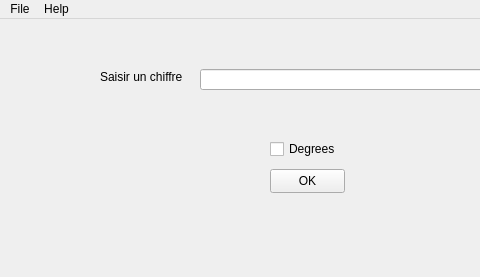
First picture: the form in ui/main.ui, repository cyrilvincent/python-advanced, before the edit; both pictures show x 0 to 480 and y 0 to 277 of the 698 by 277 pixel window.
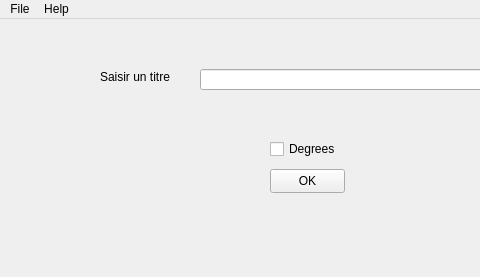
Second picture: the form after the edit.

Diff of the .ui file:
```diff
--- a/ui/main.ui
+++ b/ui/main.ui
@@ -34,7 +34,7 @@
      </rect>
     </property>
     <property name="text">
-     <string>Saisir un chiffre</string>
+     <string>Saisir un titre</string>
     </property>
    </widget>
    <widget class="QPushButton" name="pushButton">
```
